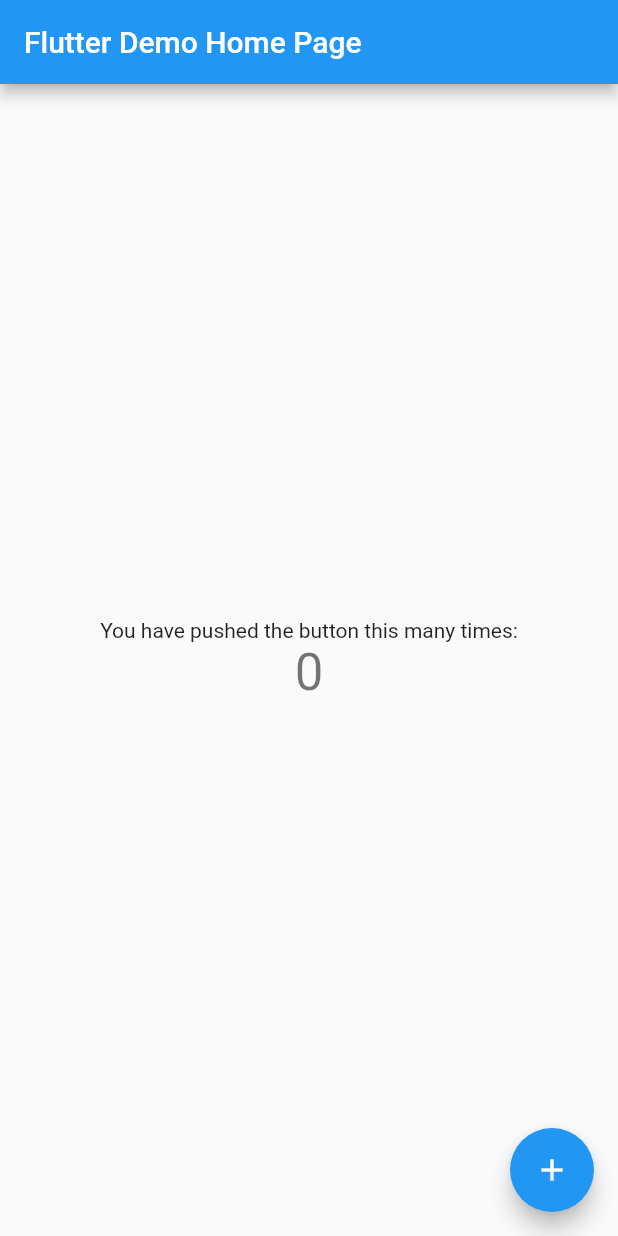
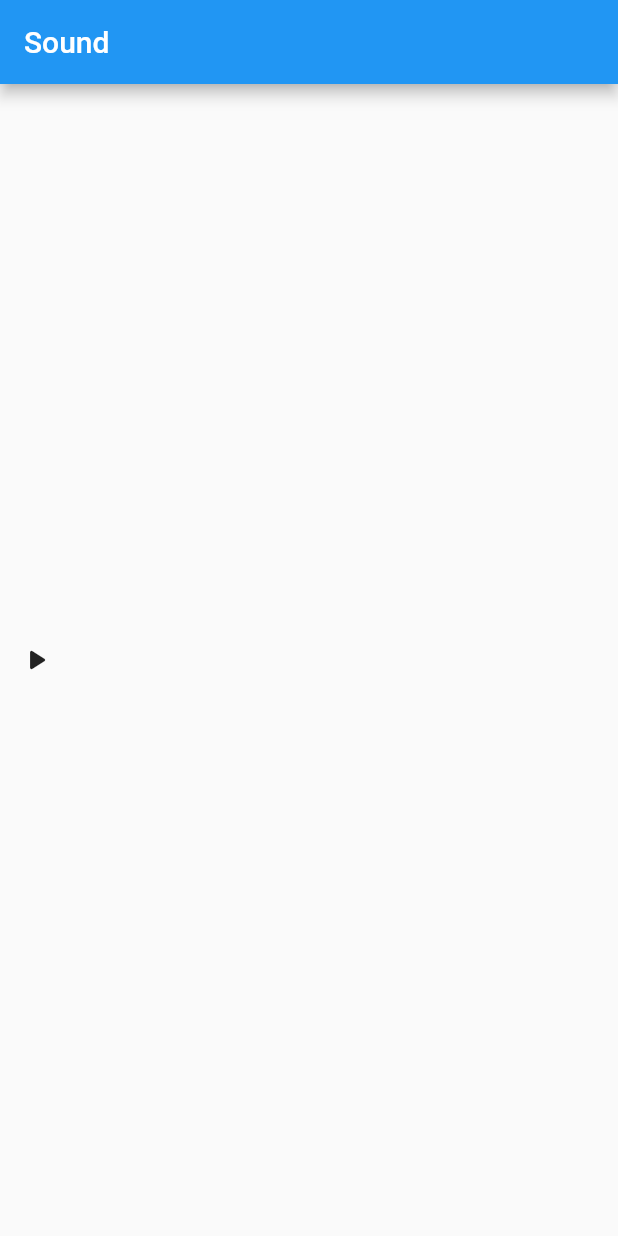
Before and after one commit to LaraTestRep/app_flutter_audio, a Flutter app: the screen it shows after launch, on a phone screen of 412 x 824 dp. Run offline on Flutter 3.47's test engine with Material 2 defaults, Android fonts, the phone set to English and light mode, and no system bars; our stand-ins replace audioplayers; statements that could not run were skipped.

Commit message:
player funcionando

```diff
--- a/lib/main.dart
+++ b/lib/main.dart
@@ -1,3 +1,4 @@
+import 'package:app_flutter_audio/src/audio_player_url.dart';
 import 'package:flutter/material.dart';
 
 void main() {
@@ -24,92 +25,7 @@
         // is not restarted.
         primarySwatch: Colors.blue,
       ),
-      home: const MyHomePage(title: 'Flutter Demo Home Page'),
+      home: const AudioPlayerURL(),
     );
   }
 }
-
-class MyHomePage extends StatefulWidget {
-  const MyHomePage({super.key, required this.title});
-
-  // This widget is the home page of your application. It is stateful, meaning
-  // that it has a State object (defined below) that contains fields that affect
-  // how it looks.
-
-  // This class is the configuration for the state. It holds the values (in this
-  // case the title) provided by the parent (in this case the App widget) and
-  // used by the build method of the State. Fields in a Widget subclass are
-  // always marked "final".
-
-  final String title;
-
-  @override
-  State<MyHomePage> createState() => _MyHomePageState();
-}
-
-class _MyHomePageState extends State<MyHomePage> {
-  int _counter = 0;
-
-  void _incrementCounter() {
-    setState(() {
-      // This call to setState tells the Flutter framework that something has
-      // changed in this State, which causes it to rerun the build method below
-      // so that the display can reflect the updated values. If we changed
-      // _counter without calling setState(), then the build method would not be
-      // called again, and so nothing would appear to happen.
-      _counter++;
-    });
-  }
-
-  @override
-  Widget build(BuildContext context) {
-    // This method is rerun every time setState is called, for instance as done
-    // by the _incrementCounter method above.
-    //
-    // The Flutter framework has been optimized to make rerunning build methods
-    // fast, so that you can just rebuild anything that needs updating rather
-    // than having to individually change instances of widgets.
-    return Scaffold(
-      appBar: AppBar(
-        // Here we take the value from the MyHomePage object that was created by
-        // the App.build method, and use it to set our appbar title.
-        title: Text(widget.title),
-      ),
-      body: Center(
-        // Center is a layout widget. It takes a single child and positions it
-        // in the middle of the parent.
-        child: Column(
-          // Column is also a layout widget. It takes a list of children and
-          // arranges them vertically. By default, it sizes itself to fit its
-          // children horizontally, and tries to be as tall as its parent.
-          //
-          // Invoke "debug painting" (press "p" in the console, choose the
-          // "Toggle Debug Paint" action from the Flutter Inspector in Android
-          // Studio, or the "Toggle Debug Paint" command in Visual Studio Code)
-          // to see the wireframe for each widget.
-          //
-          // Column has various properties to control how it sizes itself and
-          // how it positions its children. Here we use mainAxisAlignment to
-          // center the children vertically; the main axis here is the vertical
-          // axis because Columns are vertical (the cross axis would be
-          // horizontal).
-          mainAxisAlignment: MainAxisAlignment.center,
-          children: <Widget>[
-            const Text(
-              'You have pushed the button this many times:',
-            ),
-            Text(
-              '$_counter',
-              style: Theme.of(context).textTheme.headline4,
-            ),
-          ],
-        ),
-      ),
-      floatingActionButton: FloatingActionButton(
-        onPressed: _incrementCounter,
-        tooltip: 'Increment',
-        child: const Icon(Icons.add),
-      ), // This trailing comma makes auto-formatting nicer for build methods.
-    );
-  }
-}
--- /dev/null
+++ b/lib/src/audio_player_url.dart
@@ -0,0 +1,67 @@
+import 'package:audioplayers/audioplayers.dart';
+import 'package:flutter/material.dart';
+
+class AudioPlayerURL extends StatefulWidget {
+  const AudioPlayerURL({super.key});
+
+  @override
+  State<AudioPlayerURL> createState() => _AudioPlayerURLState();
+}
+
+class _AudioPlayerURLState extends State<AudioPlayerURL> {
+  AudioPlayer player = AudioPlayer();
+  PlayerState playerState = PlayerState.paused;
+  //https://www.soundhelix.com/audio-examples
+  String url = 'https://www.soundhelix.com/examples/mp3/SoundHelix-Song-3.mp3';
+
+  @override
+  void initState() {
+    super.initState();
+    AudioPlayer.global
+        .setGlobalAudioContext(AudioContextConfig(/*...*/).build());
+    player.onPlayerStateChanged.listen((PlayerState s) {
+      //print('Estado: $s');
+      setState(() {
+        playerState = s;
+      });
+    });
+  }
+
+  @override
+  void dispose() {
+    super.dispose();
+    player.release();
+    player.dispose();
+  }
+
+  playMusic() async {
+    await player.play(DeviceFileSource(url));
+  }
+
+  pauseMusic() async {
+    await player.pause();
+  }
+
+  @override
+  Widget build(BuildContext context) {
+    return Scaffold(
+      appBar: AppBar(
+        title: const Text('Sound'),
+      ),
+      body: Column(
+        mainAxisAlignment: MainAxisAlignment.center,
+        crossAxisAlignment: CrossAxisAlignment.center,
+        children: [
+          IconButton(
+            onPressed: () {
+              playerState == PlayerState.playing ? pauseMusic() : playMusic();
+            },
+            icon: Icon(playerState == PlayerState.playing
+                ? Icons.stop_rounded
+                : Icons.play_arrow_rounded),
+          )
+        ],
+      ),
+    );
+  }
+}
--- a/pubspec.yaml
+++ b/pubspec.yaml
@@ -36,6 +36,8 @@
   # The following adds the Cupertino Icons font to your application.
   # Use with the CupertinoIcons class for iOS style icons.
   cupertino_icons: ^1.0.2
+
+  audioplayers: ^3.0.0
 
 dev_dependencies:
   flutter_test:
```
Also changed, not shown: pubspec.lock, 6 other files.
